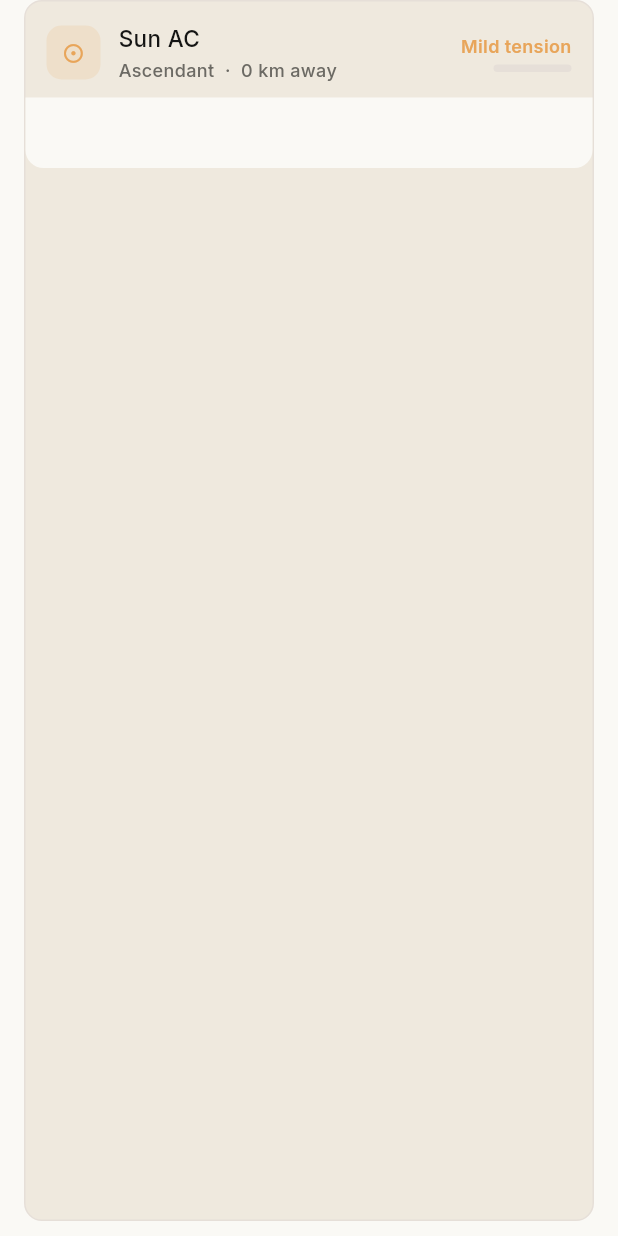
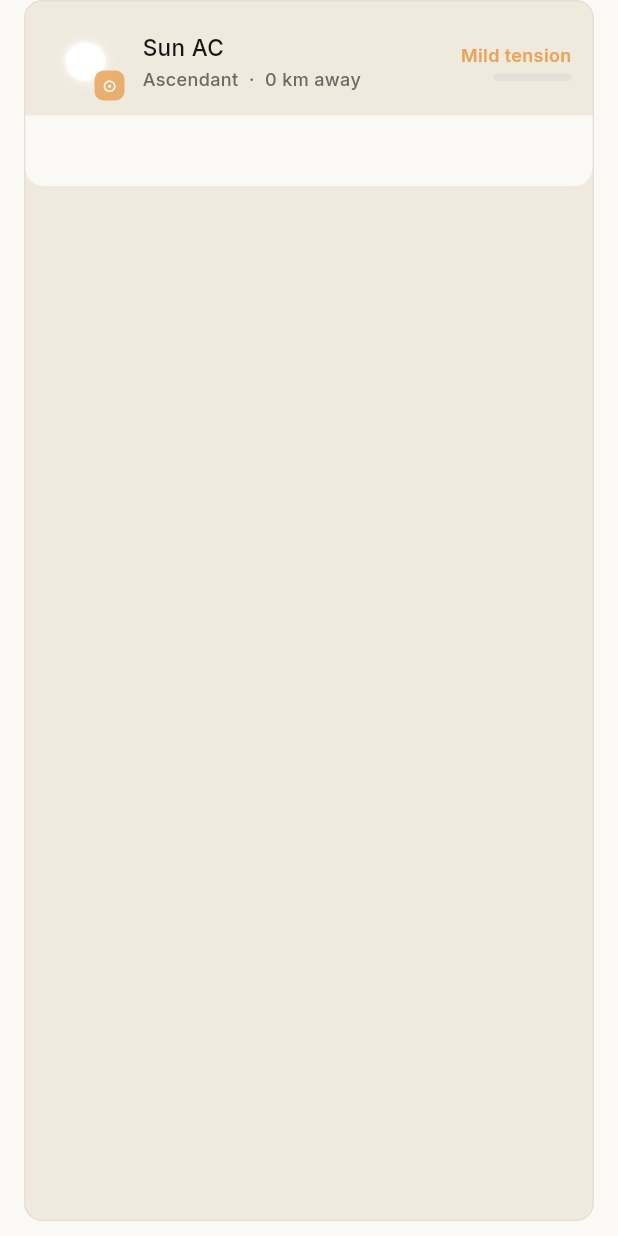
Before and after one commit to Project-Delilah/luckylatlang, a Flutter app: the _PlanetCard widget shown alone on an empty page, opened directly with empty values, on a phone screen of 412 x 824 dp. Run offline on Flutter 3.47's test engine with Material 3 defaults, Android fonts, the phone set to English and light mode, and no system bars; our stand-ins replace flutter_map, flutter_riverpod, go_router, google_fonts, latlong2, pdf and 3 more; accounts and stored records are empty.

Commit message:
feat: move widget image to right, add planet images to city detail
- Swap widget layout so quote is left (60%) and goth image is right (40%) across all three style variants; use fitCenter+adjustViewBounds so images never overflow their bounds
- Replace planet glyph-only icon in _PlanetCard with a 52×52 planet webp (assets/planets/ddd_<planet>.webp), keeping the glyph as a small colored badge in the bottom-right corner

Co-Authored-By: costarastrology <costarastrology@users.noreply.github.com>
Co-Authored-By: Claude Sonnet 4.6 <noreply@anthropic.com>

```diff
--- a/lib/features/map/widgets/city_detail_panel.dart
+++ b/lib/features/map/widgets/city_detail_panel.dart
@@ -251,16 +251,34 @@ class _PlanetCard extends StatelessWidget {
             padding: const EdgeInsets.fromLTRB(14, 14, 14, 10),
             child: Row(
               children: [
-                Container(
-                  width: 36,
-                  height: 36,
-                  decoration: BoxDecoration(
-                    color: inf.planet.color.withValues(alpha: 0.15),
-                    borderRadius: BorderRadius.circular(10),
+                SizedBox(
+                  width: 52,
+                  height: 52,
+                  child: Stack(
+                    children: [
+                      Image.asset(
+                        'assets/planets/ddd_${inf.planet.name}.webp',
+                        width: 52,
+                        height: 52,
+                        fit: BoxFit.contain,
+                      ),
+                      Positioned(
+                        bottom: 0,
+                        right: 0,
+                        child: Container(
+                          width: 20,
+                          height: 20,
+                          decoration: BoxDecoration(
+                            color: inf.planet.color.withValues(alpha: 0.85),
+                            borderRadius: BorderRadius.circular(6),
+                          ),
+                          alignment: Alignment.center,
+                          child: Text(inf.planet.glyph,
+                              style: TextStyle(fontSize: 11, color: Colors.white)),
+                        ),
+                      ),
+                    ],
                   ),
-                  alignment: Alignment.center,
-                  child: Text(inf.planet.glyph,
-                      style: TextStyle(fontSize: 18, color: inf.planet.color)),
                 ),
                 const SizedBox(width: 12),
                 Expanded(
```
Also changed, not shown: 3 other files.
